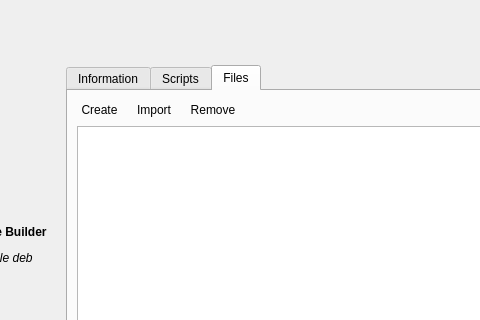
Old version of the form MainWindow.ui in the repository kuletco/debfile-master; both pictures show x 99 to 579 and y 0 to 320 of the 1032 by 711 pixel window.
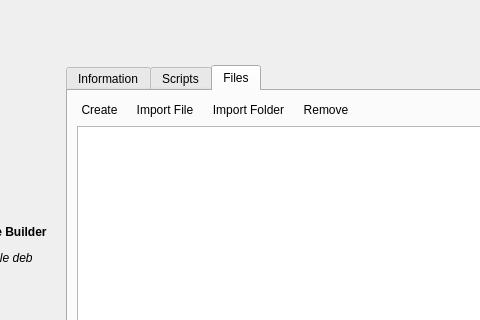
New version of the form. The open tabs and pages were chosen to show the change. Icons and pictures are not drawn.

Commit message: Implement 'Import File' and 'Import Folder' funcs

Patch:
```diff
--- a/MainWindow.ui
+++ b/MainWindow.ui
@@ -739,7 +739,7 @@
 QToolButton { border: none; }</string>
               </property>
               <property name="text">
-               <string>Import</string>
+               <string>Import File</string>
               </property>
               <property name="icon">
                <iconset resource="debuilder.qrc">
@@ -756,6 +756,30 @@
               </property>
              </widget>
             </item>
+            <item>
+             <widget class="QToolButton" name="TB_Import_Dir">
+              <property name="styleSheet">
+               <string notr="true">
+QToolButton { border: none; }</string>
+              </property>
+              <property name="text">
+               <string>Import Folder</string>
+              </property>
+              <property name="icon">
+               <iconset resource="debuilder.qrc">
+                <normaloff>:/icons/toolbar/dir-add</normaloff>:/icons/toolbar/dir-add</iconset>
+              </property>
+              <property name="iconSize">
+               <size>
+                <width>32</width>
+                <height>32</height>
+               </size>
+              </property>
+              <property name="toolButtonStyle">
+               <enum>Qt::ToolButtonTextBesideIcon</enum>
+              </property>
+             </widget>
+            </item>
             <item>
              <widget class="QToolButton" name="TB_Remove">
               <property name="toolTip">
```
Left out of the diff: 2 changed lines with no effect on the pictures. The commit also changes 9 other files.
